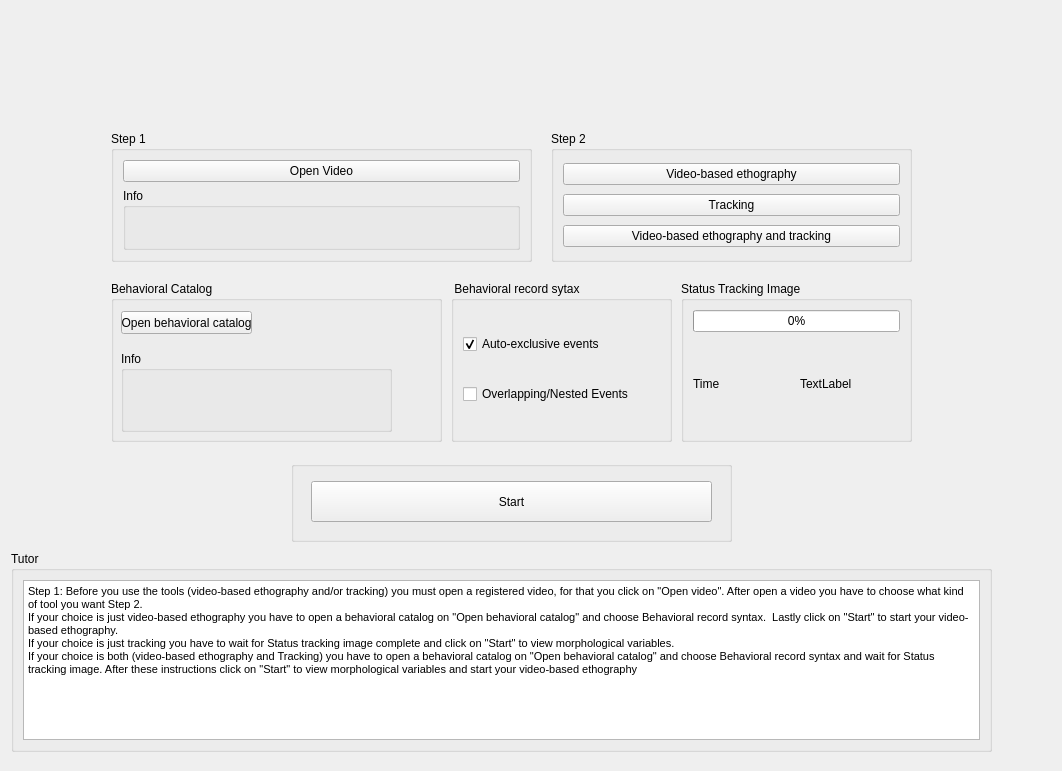
The window that src/telaetografiaproce.ui (EthoWatcher/ethowatcher) describes before a commit, drawn with Qt 5.
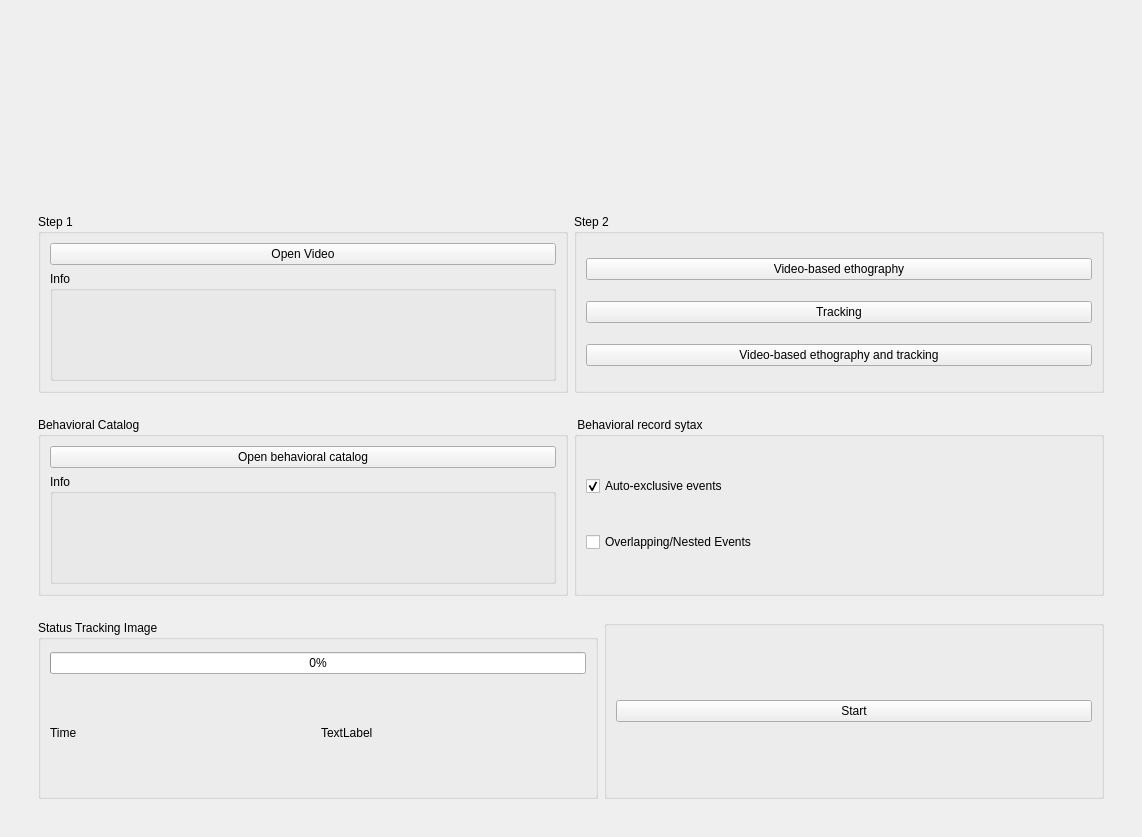
The same window after the commit. The open tabs and pages were chosen to show the change. Icons and pictures are not drawn.

Commit message: removendo o tutores da tela etografia e processamento

Patch:
```diff
--- a/src/telaetografiaproce.ui
+++ b/src/telaetografiaproce.ui
@@ -6,8 +6,8 @@
    <rect>
     <x>0</x>
     <y>0</y>
-    <width>1062</width>
-    <height>771</height>
+    <width>1142</width>
+    <height>837</height>
    </rect>
   </property>
   <property name="windowTitle">
@@ -20,14 +20,14 @@
       <number>1</number>
      </property>
      <widget class="QWidget" name="page">
+      <layout class="QVBoxLayout" name="verticalLayout_22">
+       <item>
       <widget class="QLabel" name="label_2">
-       <property name="geometry">
-        <rect>
-         <x>10</x>
-         <y>10</y>
-         <width>1011</width>
+         <property name="minimumSize">
+          <size>
+           <width>0</width>
          <height>100</height>
-        </rect>
+          </size>
        </property>
        <property name="text">
         <string/>
@@ -39,30 +39,57 @@
         <bool>true</bool>
        </property>
       </widget>
+       </item>
+       <item>
       <widget class="QWidget" name="widget" native="true">
-       <property name="geometry">
-        <rect>
-         <x>-30</x>
-         <y>120</y>
-         <width>1051</width>
-         <height>671</height>
-        </rect>
-       </property>
        <property name="minimumSize">
         <size>
          <width>1031</width>
          <height>621</height>
         </size>
        </property>
+         <layout class="QVBoxLayout" name="verticalLayout_20">
+          <item>
+           <widget class="QWidget" name="widget_4" native="true">
+            <layout class="QHBoxLayout" name="horizontalLayout_11">
+             <item>
+              <widget class="QGroupBox" name="groupBox_6">
+               <property name="title">
+                <string>Step 1</string>
+               </property>
+               <layout class="QVBoxLayout" name="verticalLayout_18">
+                <item>
+                 <widget class="QPushButton" name="pbUnicoVideo">
+                  <property name="text">
+                   <string>Open Video</string>
+                  </property>
+                 </widget>
+                </item>
+                <item>
+                 <widget class="QGroupBox" name="groupBox_13">
+                  <property name="title">
+                   <string>Info</string>
+                  </property>
+                  <widget class="QLabel" name="lblVideoName">
+                   <property name="geometry">
+                    <rect>
+                     <x>20</x>
+                     <y>30</y>
+                     <width>251</width>
+                     <height>16</height>
+                    </rect>
+                   </property>
+                   <property name="text">
+                    <string/>
+                   </property>
+                  </widget>
+                 </widget>
+                </item>
+               </layout>
+              </widget>
+             </item>
+             <item>
        <widget class="QGroupBox" name="gbStep2">
-        <property name="geometry">
-         <rect>
-          <x>570</x>
-          <y>0</y>
-          <width>361</width>
-          <height>131</height>
-         </rect>
-        </property>
         <property name="title">
          <string>Step 2</string>
         </property>
@@ -93,61 +120,35 @@
          </item>
         </layout>
        </widget>
-       <widget class="QGroupBox" name="gbStep5">
-        <property name="geometry">
-         <rect>
-          <x>310</x>
-          <y>330</y>
-          <width>441</width>
-          <height>81</height>
-         </rect>
-        </property>
-        <property name="title">
-         <string/>
-        </property>
-        <widget class="QPushButton" name="pbStart">
-         <property name="geometry">
-          <rect>
-           <x>20</x>
-           <y>20</y>
-           <width>401</width>
-           <height>41</height>
-          </rect>
-         </property>
-         <property name="text">
-          <string>Start</string>
-         </property>
-        </widget>
-       </widget>
-       <widget class="QGroupBox" name="groupBox_6">
-        <property name="geometry">
-         <rect>
-          <x>130</x>
-          <y>0</y>
-          <width>421</width>
-          <height>131</height>
-         </rect>
-        </property>
+             </item>
+            </layout>
+           </widget>
+          </item>
+          <item>
+           <widget class="QWidget" name="widget_7" native="true">
+            <layout class="QHBoxLayout" name="horizontalLayout_13">
+             <item>
+              <widget class="QGroupBox" name="gbStep3">
         <property name="title">
-         <string>Step 1</string>
-        </property>
-        <layout class="QVBoxLayout" name="verticalLayout_18">
+                <string>Behavioral Catalog</string>
+               </property>
+               <layout class="QVBoxLayout" name="verticalLayout_10">
          <item>
-          <widget class="QPushButton" name="pbUnicoVideo">
+                 <widget class="QPushButton" name="pbLerCatalago">
            <property name="text">
-            <string>Open Video</string>
+                   <string>Open behavioral catalog</string>
            </property>
           </widget>
          </item>
          <item>
-          <widget class="QGroupBox" name="groupBox_13">
+                 <widget class="QGroupBox" name="groupBox_15">
            <property name="title">
             <string>Info</string>
            </property>
-           <widget class="QLabel" name="lblVideoName">
+                  <widget class="QLabel" name="lblCatalogo">
             <property name="geometry">
              <rect>
-              <x>20</x>
+                     <x>10</x>
               <y>30</y>
               <width>251</width>
               <height>16</height>
@@ -161,14 +162,49 @@
          </item>
         </layout>
        </widget>
+             </item>
+             <item>
+              <widget class="QGroupBox" name="gbStep4">
+               <property name="title">
+                <string> Behavioral record sytax</string>
+               </property>
+               <layout class="QVBoxLayout" name="verticalLayout_14">
+                <item>
+                 <widget class="QCheckBox" name="cbAuto">
+                  <property name="text">
+                   <string>Auto-exclusive events</string>
+                  </property>
+                  <property name="checked">
+                   <bool>true</bool>
+                  </property>
+                 </widget>
+                </item>
+                <item>
+                 <widget class="QCheckBox" name="cbNested">
+                  <property name="text">
+                   <string>Overlapping/Nested Events</string>
+                  </property>
+                  <property name="checked">
+                   <bool>false</bool>
+                  </property>
+                 </widget>
+                </item>
+               </layout>
+              </widget>
+             </item>
+            </layout>
+           </widget>
+          </item>
+          <item>
+           <widget class="QWidget" name="widget_8" native="true">
+            <layout class="QHBoxLayout" name="horizontalLayout_12">
+             <item>
        <widget class="QGroupBox" name="gbStep6">
-        <property name="geometry">
-         <rect>
-          <x>700</x>
-          <y>150</y>
-          <width>231</width>
-          <height>161</height>
-         </rect>
+               <property name="maximumSize">
+                <size>
+                 <width>16777215</width>
+                 <height>400</height>
+                </size>
         </property>
         <property name="title">
          <string>Status Tracking Image</string>
@@ -192,6 +228,12 @@
            </item>
            <item>
             <widget class="QLabel" name="lblTime">
+                    <property name="maximumSize">
+                     <size>
+                      <width>16777215</width>
+                      <height>100</height>
+                     </size>
+                    </property>
              <property name="text">
               <string>TextLabel</string>
              </property>
@@ -201,123 +243,36 @@
          </item>
         </layout>
        </widget>
-       <widget class="QGroupBox" name="groupBox_9">
-        <property name="geometry">
-         <rect>
-          <x>30</x>
-          <y>420</y>
-          <width>981</width>
-          <height>201</height>
-         </rect>
+             </item>
+             <item>
+              <widget class="QGroupBox" name="gbStep5">
+               <property name="minimumSize">
+                <size>
+                 <width>500</width>
+                 <height>0</height>
+                </size>
         </property>
         <property name="title">
-         <string>Tutor</string>
+                <string/>
         </property>
         <layout class="QVBoxLayout" name="verticalLayout_6">
          <item>
-          <widget class="QTextEdit" name="textEdit_2">
-           <property name="html">
-            <string>&lt;!DOCTYPE HTML PUBLIC &quot;-//W3C//DTD HTML 4.0//EN&quot; &quot;http://www.w3.org/TR/REC-html40/strict.dtd&quot;&gt;
-&lt;html&gt;&lt;head&gt;&lt;meta name=&quot;qrichtext&quot; content=&quot;1&quot; /&gt;&lt;style type=&quot;text/css&quot;&gt;
-p, li { white-space: pre-wrap; }
-&lt;/style&gt;&lt;/head&gt;&lt;body style=&quot; font-family:'MS Shell Dlg 2'; font-size:8.25pt; font-weight:400; font-style:normal;&quot;&gt;
-&lt;p style=&quot; margin-top:0px; margin-bottom:0px; margin-left:0px; margin-right:0px; -qt-block-indent:0; text-indent:0px;&quot;&gt;Step 1: Before you use the tools (video-based ethography and/or tracking) you must open a registered video, for that you click on &amp;quot;Open video&amp;quot;. After open a video you have to choose what kind of tool you want Step 2.&lt;/p&gt;
-&lt;p style=&quot; margin-top:0px; margin-bottom:0px; margin-left:0px; margin-right:0px; -qt-block-indent:0; text-indent:0px;&quot;&gt;If your choice is just video-based ethography you have to open a behavioral catalog on &amp;quot;Open behavioral catalog&amp;quot; and choose Behavioral record syntax.  Lastly click on &amp;quot;Start&amp;quot; to start your video-based ethography.&lt;/p&gt;
-&lt;p style=&quot; margin-top:0px; margin-bottom:0px; margin-left:0px; margin-right:0px; -qt-block-indent:0; text-indent:0px;&quot;&gt;If your choice is just tracking you have to wait for Status tracking image complete and click on &amp;quot;Start&amp;quot; to view morphological variables.&lt;/p&gt;
-&lt;p style=&quot; margin-top:0px; margin-bottom:0px; margin-left:0px; margin-right:0px; -qt-block-indent:0; text-indent:0px;&quot;&gt;If your choice is both (video-based ethography and Tracking) you have to open a behavioral catalog on &amp;quot;Open behavioral catalog&amp;quot; and choose Behavioral record syntax and wait for Status tracking image. After these instructions click on &amp;quot;Start&amp;quot; to view morphological variables and start your video-based ethography&lt;/p&gt;&lt;/body&gt;&lt;/html&gt;</string>
+                 <widget class="QPushButton" name="pbStart">
+                  <property name="text">
+                   <string>Start</string>
            </property>
           </widget>
          </item>
         </layout>
        </widget>
-       <widget class="QGroupBox" name="gbStep4">
-        <property name="geometry">
-         <rect>
-          <x>470</x>
-          <y>150</y>
-          <width>221</width>
-          <height>161</height>
-         </rect>
-        </property>
-        <property name="title">
-         <string> Behavioral record sytax</string>
-        </property>
-        <layout class="QVBoxLayout" name="verticalLayout_14">
-         <item>
-          <widget class="QCheckBox" name="cbAuto">
-           <property name="text">
-            <string>Auto-exclusive events</string>
-           </property>
-           <property name="checked">
-            <bool>true</bool>
-           </property>
-          </widget>
-         </item>
-         <item>
-          <widget class="QCheckBox" name="cbNested">
-           <property name="text">
-            <string>Overlapping/Nested Events</string>
-           </property>
-           <property name="checked">
-            <bool>false</bool>
-           </property>
+             </item>
+            </layout>
           </widget>
          </item>
         </layout>
        </widget>
-       <widget class="QGroupBox" name="gbStep3">
-        <property name="geometry">
-         <rect>
-          <x>130</x>
-          <y>150</y>
-          <width>331</width>
-          <height>161</height>
-         </rect>
-        </property>
-        <property name="title">
-         <string>Behavioral Catalog</string>
-        </property>
-        <widget class="QPushButton" name="pbLerCatalago">
-         <property name="geometry">
-          <rect>
-           <x>10</x>
-           <y>30</y>
-           <width>131</width>
-           <height>23</height>
-          </rect>
-         </property>
-         <property name="text">
-          <string>Open behavioral catalog</string>
-         </property>
-        </widget>
-        <widget class="QGroupBox" name="groupBox_15">
-         <property name="geometry">
-          <rect>
-           <x>10</x>
-           <y>70</y>
-           <width>271</width>
-           <height>81</height>
-          </rect>
-         </property>
-         <property name="title">
-          <string>Info</string>
-         </property>
-         <widget class="QLabel" name="lblCatalogo">
-          <property name="geometry">
-           <rect>
-            <x>10</x>
-            <y>30</y>
-            <width>251</width>
-            <height>16</height>
-           </rect>
-          </property>
-          <property name="text">
-           <string/>
-          </property>
-         </widget>
-        </widget>
-       </widget>
-      </widget>
+       </item>
+      </layout>
      </widget>
      <widget class="QWidget" name="page_2">
       <layout class="QHBoxLayout" name="horizontalLayout">
@@ -1658,20 +1613,7 @@
              <attribute name="title">
               <string>Tutor</string>
              </attribute>
-             <layout class="QVBoxLayout" name="verticalLayout_7">
-              <item>
-               <widget class="QGroupBox" name="groupBox_12">
-                <property name="title">
-                 <string>Tutor</string>
-                </property>
-                <layout class="QVBoxLayout" name="verticalLayout_10">
-                 <item>
-                  <widget class="QTextEdit" name="textEdit"/>
-                 </item>
-                </layout>
-               </widget>
-              </item>
-             </layout>
+             <layout class="QVBoxLayout" name="verticalLayout_7"/>
             </widget>
             <widget class="QWidget" name="tab_7">
              <attribute name="title">
```
Left out of the diff: 425 changed lines with no effect on the pictures. Lines whose indentation alone changed are shown as unchanged. The commit also changes 1 other file.
